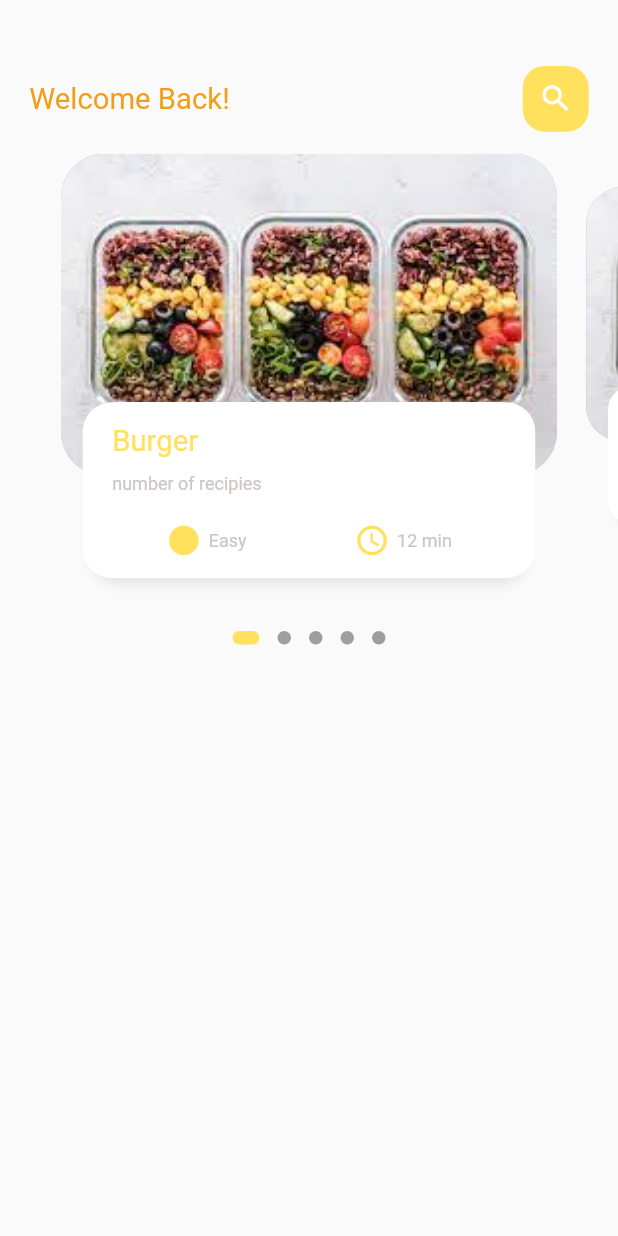
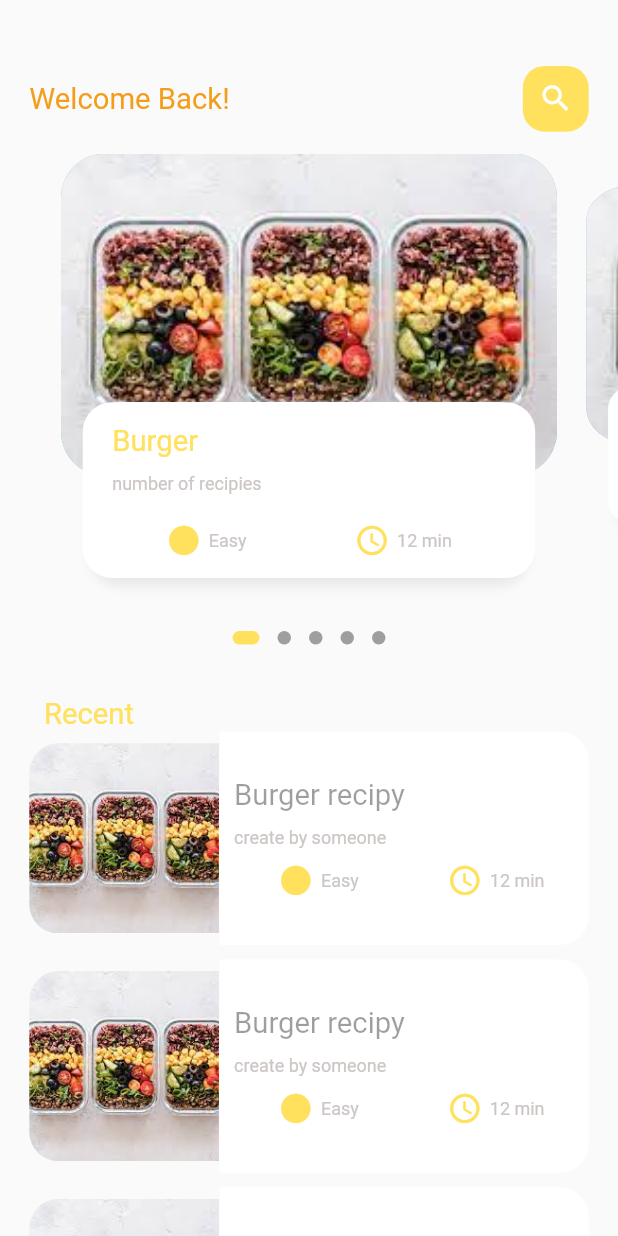
Before and after one commit to Evilfudge/ReciPosts, a Flutter app: the screen it shows after launch, on a phone screen of 412 x 824 dp. Run offline on Flutter 3.47's test engine with Material 2 defaults, Android fonts, the phone set to English and light mode, and no system bars; drawn by our look-alikes of dots_indicator; our stand-ins replace get.

Commit message:
view recent click section

```diff
--- a/lib/Home/HomeBody.dart
+++ b/lib/Home/HomeBody.dart
@@ -43,6 +43,7 @@ class _HomeBodyState extends State<HomeBody> {
   Widget build(BuildContext context) {
     return Column(
       children: [
+        //silder
         Container(
 
           height: Diminsions.pageView,
@@ -53,6 +54,7 @@ class _HomeBodyState extends State<HomeBody> {
                 return _buildPageItem(position);
               }),
         ),
+        //dots slide indicators
     new DotsIndicator(
     dotsCount: 5,
     position: _currentPageValue,
@@ -62,8 +64,79 @@ class _HomeBodyState extends State<HomeBody> {
     activeSize: const Size(18.0, 9.0),
     activeShape: RoundedRectangleBorder(borderRadius: BorderRadius.circular(5.0)),
     ),
-    )
+    ),
+        //recent part header
+        SizedBox(height: Diminsions.height30,),
+        Container(
+          margin: EdgeInsets.only(left: Diminsions.width30),
+          child: Row(
+            children: [
+              BText(text: "Recent")
+            ],
+          ),
+        ),
+        //list of recent
+          ListView.builder(
+          physics: NeverScrollableScrollPhysics(),
+          shrinkWrap: true,
+          itemCount: 5,
+          itemBuilder: (context, index) {
+            return Container(
+              margin: EdgeInsets.only(left: Diminsions.width20, right: Diminsions.width20, bottom: Diminsions.height10),
+              child: Row(
+                children: [
+                  //recipy image
+                  Container(
+                    width: Diminsions.imgSize,
+                    height: Diminsions.imgSize,
+                    decoration: BoxDecoration(
+                      borderRadius: BorderRadius.only(topLeft: Radius.circular(Diminsions.radius20), bottomLeft: Radius.circular(Diminsions.radius20)),
+                      color: Colors.white30,
+                      image: DecorationImage(
+                        fit: BoxFit.cover,
+                        image: AssetImage("assets/image/food1.jpeg")
+                      )
+                    ),
+                  ),
+                  //recipy text
+                  Expanded(
+                    child: Container(
+                            height: Diminsions.textContainerSize,
+                            decoration: BoxDecoration(
+                            borderRadius: BorderRadius.only(topRight: Radius.circular(Diminsions.radius20), bottomRight: Radius.circular(Diminsions.radius20)),
+                            color: Colors.white
+                    ),
+                    child: Padding(
+                      padding: EdgeInsets.only(left: Diminsions.width10),
+                      child: Column(
+                        crossAxisAlignment: CrossAxisAlignment.start,
+                        mainAxisAlignment: MainAxisAlignment.center,
+                        children: [
+                          BText(text: "Burger recipy", color: Colors.black38,),
+                          SizedBox(height: Diminsions.height10,),
+                          SText(text: "create by someone"),
+                          SizedBox(height: Diminsions.height10,),
+                           Row(
+                      mainAxisAlignment: MainAxisAlignment.spaceAround,
+                      children: [
+
+                       IconAndText(icon: Icons.circle_sharp, text: "Easy", color: colorPallete.light, iconColor: colorPallete.prime),
+                       IconAndText(icon: Icons.access_time_rounded, text: "12 min", color: colorPallete.light, iconColor: colorPallete.prime)
+                      ],
+                    )
+                        ],
+                      ),
+                      ),
+
+                  ))
+                ],
+              ),
+            );
+        }),
+
+
       ],
+
     );
   }
   Widget _buildPageItem(int index){
--- a/lib/Home/HomePage.dart
+++ b/lib/Home/HomePage.dart
@@ -49,7 +49,9 @@ class _HomePageState extends State<HomePage> {
             ),
 
           ),
-          HomeBody(),
+          Expanded(child: SingleChildScrollView(
+            child: HomeBody(),
+          )),
         ],
       ),
     );
--- a/lib/diminsions.dart
+++ b/lib/diminsions.dart
@@ -22,6 +22,8 @@ class Diminsions{
   static double radius20 = screenHeight / 42.2;
   static double radius30 = screenHeight / 28.13;
   static double iconSizeDefault = screenHeight / 35.17;
+  static double imgSize = screenWidth / 3.25;
+  static double textContainerSize = screenWidth / 2.9;
 
 
 }
```
